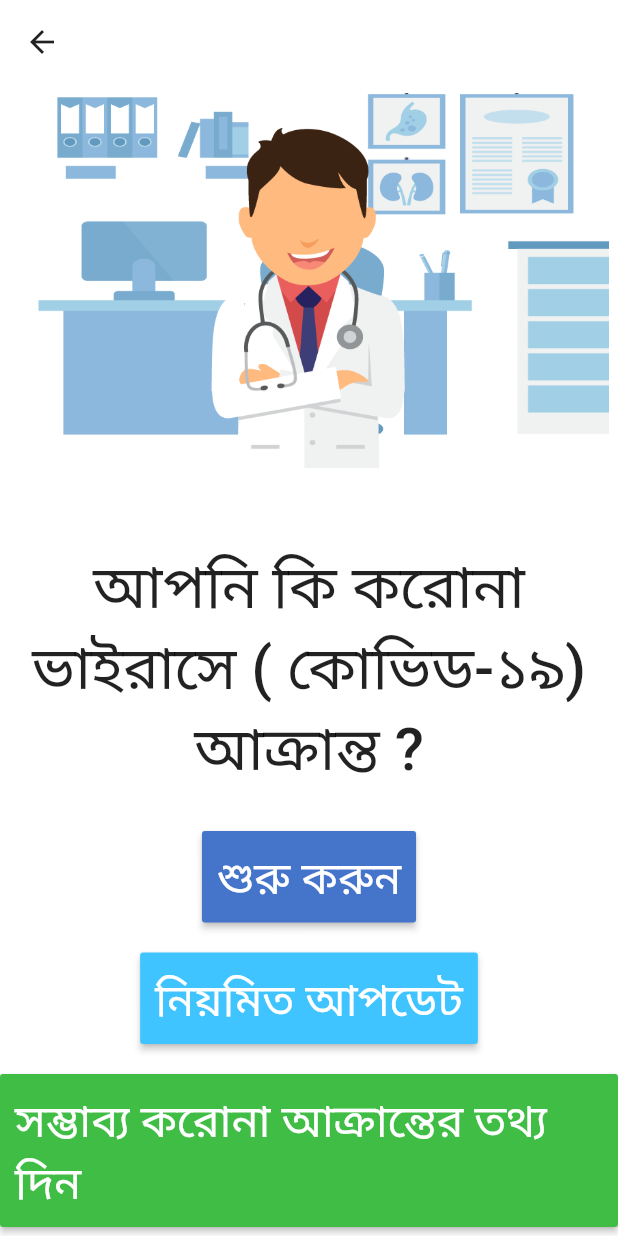
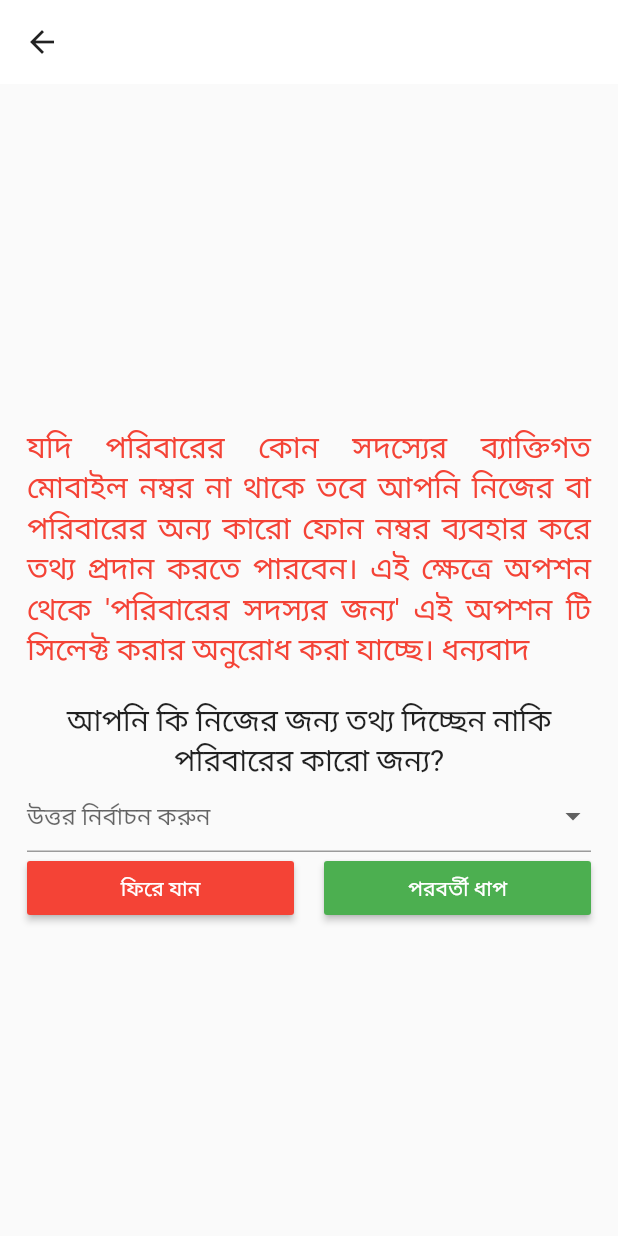
Before and after one commit to momshaddinury/COVID-Tracker-BD, a Flutter app: the screen it shows after launch, scrolled down 195 dp, after a tap on "করোনার সম্ভাব্যতা যাচাই করুন", on a phone screen of 412 x 824 dp. Run offline on Flutter 3.47's test engine with Material 2 defaults, Android fonts, the phone set to English and light mode, and no system bars; drawn by our look-alikes of auto_size_text, flutter_form_builder; our stand-ins replace data_connection_checker, firebase_auth, firebase_crashlytics, flutter_bloc, flutter_html, flutter_spinkit and 3 more; accounts and stored records are empty; network calls fail; Roboto replaces fonts that are missing (Quicksand).

Commit message:
Selft Report Page Completed.

```diff
--- a/App/lib/initialize.dart
+++ b/App/lib/initialize.dart
@@ -4,7 +4,6 @@ import 'package:covidtrackerbd/screens/loadingScreen.dart';
 import 'package:covidtrackerbd/services/locatioinService.dart';
 import 'package:flutter/material.dart';
 import 'services/connectivity.dart';
-import 'package:covidtrackerbd/screens/tabs/home/my_home_page.dart';
 
 /// Initializes fetchData() to fetch data, to  show in Home Tab
 /// Starts Scheduler to periodically call fetchData()
--- a/App/lib/main_screen.dart
+++ b/App/lib/main_screen.dart
@@ -5,10 +5,8 @@ import 'package:covidtrackerbd/screens/tabs/home/api_service.dart';
 import 'package:covidtrackerbd/screens/tabs/home/bloc/bloc.dart';
 import 'package:covidtrackerbd/screens/tabs/home/bloc/event.dart';
 import 'package:covidtrackerbd/screens/tabs/home/bloc/state.dart';
-import 'package:covidtrackerbd/screens/tabs/home/my_home_page.dart';
 import 'package:covidtrackerbd/screens/tabs/home/repository.dart';
 import 'package:covidtrackerbd/screens/tabs/location.dart';
-import 'package:covidtrackerbd/screens/tabs/survey/formSubmissionPage.dart';
 import 'package:covidtrackerbd/screens/tabs/survey/survey_page.dart';
 import 'package:flutter/material.dart';
 import 'package:flutter_bloc/flutter_bloc.dart';
@@ -241,7 +239,7 @@ class _HomePageState extends State<HomePage> {
               Container(
                 height: 166,
                 child: ListView.builder(
-                    itemCount: 9,
+                    itemCount: 1,
                     shrinkWrap: true,
                     physics: ClampingScrollPhysics(),
                     scrollDirection: Axis.horizontal,
@@ -276,7 +274,6 @@ class _HomePageState extends State<HomePage> {
     if (state is CovidLoadingState) {
       return Align(
         alignment: Alignment.center,
-
         /// Loading Screen Here
         child: SpinKitPulse(
           color: Colors.blueAccent,
@@ -302,7 +299,7 @@ class _HomePageState extends State<HomePage> {
             "Recovered", () => state.allData.recovered.toDouble());
         dataMapAll.putIfAbsent("Deaths", () => state.allData.deaths.toDouble());
         return ListView.builder(
-            itemCount: 9,
+            itemCount: 1,
             shrinkWrap: true,
             physics: ClampingScrollPhysics(),
             scrollDirection: Axis.horizontal,
@@ -420,3 +417,54 @@ class HeatMapTile extends StatelessWidget {
     );
   }
 }
+
+class ResizableTextWidget extends StatelessWidget {
+  const ResizableTextWidget({
+    Key key,
+    @required this.title,
+  }) : super(key: key);
+
+  final String title;
+
+  @override
+  Widget build(BuildContext context) {
+    return AutoSizeText(
+      "$title",
+      style: TextStyle(fontSize: 13.0),
+      minFontSize: 10,
+      overflow: TextOverflow.ellipsis,
+    );
+  }
+}
+
+getItem(final data, String level) {
+  return Container(
+    width: 150,
+    height: 150,
+    margin: EdgeInsets.only(right: 16),
+    decoration: BoxDecoration(
+      color: Color(0xFFCCECF9),
+      //borderRadius: BorderRadius.circular(24)
+    ),
+    child: Column(
+      mainAxisAlignment: MainAxisAlignment.center,
+      children: <Widget>[
+        AutoSizeText(
+          "$data",
+          maxLines: 2,
+          textAlign: TextAlign.center,
+          style: TextStyle(fontSize: 25, color: Colors.black),
+        ),
+        SizedBox(
+          height: 10,
+        ),
+        AutoSizeText(
+          "$level",
+          maxLines: 2,
+          textAlign: TextAlign.center,
+          style: TextStyle(fontSize: 20, color: Color(0xFF3C4C99)),
+        )
+      ],
+    ),
+  );
+}
--- a/App/lib/model/patientDataModel.dart
+++ b/App/lib/model/patientDataModel.dart
@@ -18,6 +18,7 @@
 //int interaction;
 
 String location;
+String notSelf;
 String fullName;
 String phoneNumber;
 String nid;
--- /dev/null
+++ b/App/lib/screens/tabs/survey/self_reporting_page.dart
@@ -0,0 +1,160 @@
+import 'package:auto_size_text/auto_size_text.dart';
+import 'package:covidtrackerbd/model/patientDataModel.dart';
+import 'package:covidtrackerbd/services/api.dart';
+import 'package:covidtrackerbd/services/authentication.dart';
+import 'package:covidtrackerbd/services/json.dart';
+import 'package:flutter/material.dart';
+import 'package:flutter_form_builder/flutter_form_builder.dart';
+import 'package:flutter_html/flutter_html.dart';
+
+import 'formSubmissionPage.dart';
+
+class SelfReportingPage extends StatefulWidget {
+  @override
+  _SelfReportingPageState createState() => _SelfReportingPageState();
+}
+
+class _SelfReportingPageState extends State<SelfReportingPage> {
+  @override
+  Widget build(BuildContext context) {
+    return Scaffold(
+      body: InitialCheck(),
+    );
+  }
+}
+
+class InitialCheck extends StatefulWidget {
+  @override
+  _InitialCheckState createState() => _InitialCheckState();
+}
+
+class _InitialCheckState extends State<InitialCheck> {
+  final formKey = GlobalKey<FormState>();
+  final AuthService auth = AuthService();
+  var data;
+  bool autoValidate = true;
+  bool readOnly = false;
+  bool showSegmentedControl = true;
+  final GlobalKey<FormBuilderState> _fbKey = GlobalKey<FormBuilderState>();
+
+  @override
+  Widget build(BuildContext context) {
+    return Container(
+      child: Center(
+        child: Column(
+          crossAxisAlignment: CrossAxisAlignment.center,
+          mainAxisAlignment: MainAxisAlignment.center,
+          children: <Widget>[
+            Form(
+              child: Padding(
+                padding: const EdgeInsets.all(18.0),
+                child: Column(
+                  crossAxisAlignment: CrossAxisAlignment.stretch,
+                  children: <Widget>[
+                    SizedBox(
+                      height: 20,
+                    ),
+                    /*Center(
+                      child: AutoSizeText(
+                        "আমার হাতেই আমার সুরক্ষা",
+                        textAlign: TextAlign.center,
+                        style: TextStyle(
+                          fontSize: 30,
+                          color: Colors.red,
+                          fontWeight: FontWeight.w600,
+                        ),
+                      ),
+                    ),
+                    SizedBox(
+                      height: 20,
+                    ),*/
+                    Center(
+                      child: AutoSizeText(
+                        "যদি পরিবারের কোন সদস্যের ব্যাক্তিগত মোবাইল নম্বর না থাকে তবে আপনি নিজের বা পরিবারের অন্য কারো ফোন নম্বর ব্যবহার করে তথ্য প্রদান করতে পারবেন। এই ক্ষেত্রে অপশন থেকে 'পরিবারের সদস্যর জন্য' এই অপশন টি সিলেক্ট করার অনুরোধ করা যাচ্ছে। ধন্যবাদ",
+                        textAlign: TextAlign.justify,
+                        style: TextStyle(
+                          fontSize: 20,
+                          color: Colors.red,
+                        ),
+                      ),
+                    ),
+                    SizedBox(
+                      height: 20,
+                    ),
+                    FormBuilder(
+                      // context,
+                      key: _fbKey,
+                      readOnly: false,
+                      child: Column(
+                        crossAxisAlignment: CrossAxisAlignment.start,
+                        children: <Widget>[
+                          //Name
+                          AutoSizeText(
+                            "আপনি কি নিজের জন্য তথ্য দিচ্ছেন নাকি পরিবারের কারো জন্য?",
+                            textAlign: TextAlign.center,
+                            style: TextStyle(
+                              fontSize: 20,
+                            ),
+                          ),
+                          FormBuilderDropdown(
+                            attribute: "dropdown",
+                            //decoration: InputDecoration(labelText: "Gender"),
+                            // initialValue: 'Male',
+                            hint: Text('উত্তর নির্বাচন করুন'),
+                            validators: [FormBuilderValidators.required()],
+                            onSaved: (value) => notSelf = value,
+                            items: ['নিজের জন্য', 'পরিবারের সদস্যর জন্য']
+                                .map((choice) =>
+                                DropdownMenuItem(
+                                    value: choice,
+                                    child: Text("$choice")
+                                )).toList(),
+                          ),
+                        ],
+                      ),
+                    ),
+                    Row(
+                      children: <Widget>[
+                        Expanded(
+                          child: MaterialButton(
+                            color: Colors.red,
+                            child: Text(
+                              "ফিরে যান",
+                              style: TextStyle(color: Colors.white),
+                            ),
+                            onPressed: () async {
+                              Navigator.pop(context);
+                            },
+                          ),
+                        ),
+                        SizedBox(
+                          width: 20,
+                        ),
+                        Expanded(
+                          child: MaterialButton(
+                            color: Colors.green,
+                            child: Text(
+                              "পরবর্তী ধাপ",
+                              style: TextStyle(color: Colors.white),
+                            ),
+                            onPressed: () async {
+                              //toast("অপেক্ষা করুন");
+                              Navigator.push(
+                                  context,
+                                  MaterialPageRoute(
+                                      builder: (context) => LogInToSubmit()));
+                            },
+                          ),
+                        ),
+                      ],
+                    ),
+                  ],
+                ),
+              ),
+            ),
+          ],
+        ),
+      ),
+    );
+  }
+}
--- a/App/lib/screens/tabs/survey/survey_page.dart
+++ b/App/lib/screens/tabs/survey/survey_page.dart
@@ -1,5 +1,6 @@
 import 'package:covidtrackerbd/model/users.dart';
 import 'package:covidtrackerbd/screens/tabs/survey/formSubmissionPage.dart';
+import 'package:covidtrackerbd/screens/tabs/survey/self_reporting_page.dart';
 import 'package:covidtrackerbd/services/authentication.dart';
 import 'package:flutter/material.dart';
 import 'package:provider/provider.dart';
@@ -12,9 +13,7 @@ class SurveyPage extends StatefulWidget {
 class _SurveyPageState extends State<SurveyPage> {
   @override
   Widget build(BuildContext context) {
-    return StreamProvider<User>.value(
-      value: AuthService().user,
-      child: Scaffold(
+    return Scaffold(
       appBar: AppBar(
         backgroundColor: Colors.white,
         elevation: 0.0,
@@ -23,8 +22,7 @@ class _SurveyPageState extends State<SurveyPage> {
             color: Colors.black87
         ),
       ),
-        body: LogInToSubmit(),
-      ),
+      body: SelfReportingPage(),
     );
   }
 }
--- a/App/lib/services/authentication.dart
+++ b/App/lib/services/authentication.dart
@@ -1,4 +1,3 @@
-import 'package:covidtrackerbd/model/patientDataModel.dart';
 import 'package:covidtrackerbd/model/users.dart';
 import 'package:firebase_auth/firebase_auth.dart';
 
```
Also changed, not shown: App/lib/screens/tabs/home/my_home_page.dart (+8 -60 lines), App/lib/screens/tabs/survey/formSubmissionPage.dart (+24 -14 lines), App/lib/screens/tabs/survey/loggedOut.dart (+8 -4 lines). Lines whose indentation alone changed are shown as unchanged.
